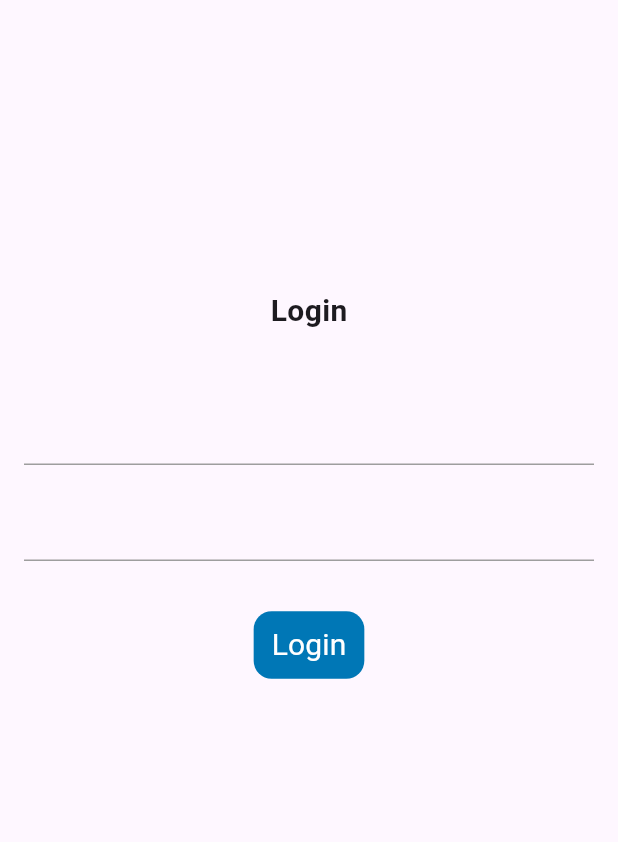
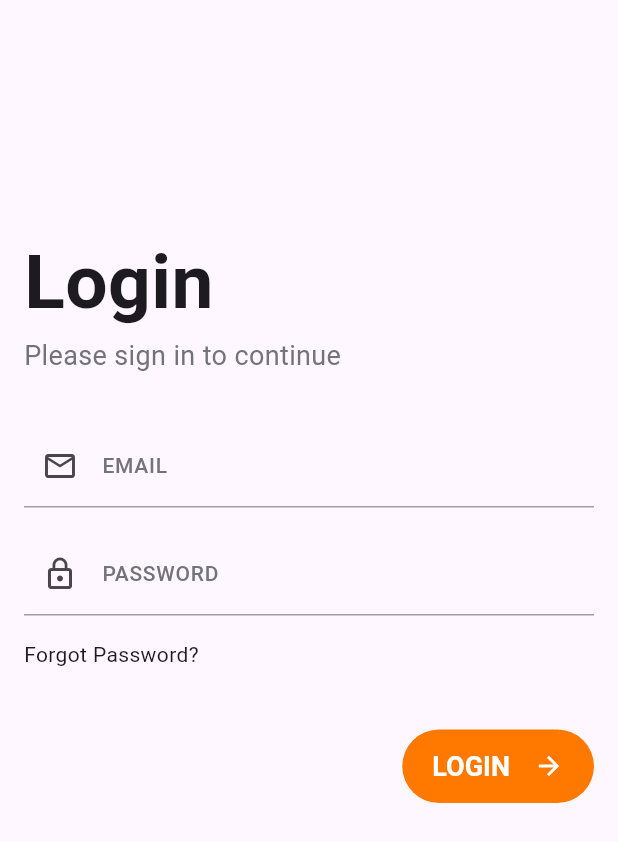
Before and after one commit to khaledgomah/task1, a Flutter app: the screen it shows after launch, on a phone screen of 412 x 824 dp. Shown: the top 842 px of the screen. Run offline on Flutter 3.47's test engine with Material 3 defaults, Android fonts, the phone set to English and light mode, and no system bars.

Commit message:
feat: redesign login screen with updated styles and routing to home screen

```diff
--- /dev/null
+++ b/lib/presentation/home/home_screen.dart
@@ -0,0 +1,17 @@
+import 'package:flutter/material.dart';
+
+class HomeScreen extends StatelessWidget {
+  const HomeScreen({super.key});
+
+  @override
+  Widget build(BuildContext context) {
+    return Scaffold(
+      appBar: AppBar(
+        title: Text('Home Screen'),
+      ),
+      body: Center(
+        child: Text('Welcome to the Home Screen!'),
+      ),
+    );
+  }
+}
--- a/lib/presentation/login/login_screen.dart
+++ b/lib/presentation/login/login_screen.dart
@@ -1,5 +1,7 @@
 import 'package:flutter/material.dart';
+import 'package:task1/presentation/resources/color_manager.dart';
 import 'package:task1/presentation/resources/font_style_manager.dart';
+import 'package:task1/presentation/resources/routs_manager.dart';
 import 'package:task1/presentation/resources/values_manager.dart';
 
 class LoginScreen extends StatefulWidget {
@@ -13,39 +15,75 @@ class _LoginScreenState extends State<LoginScreen> {
   @override
   Widget build(BuildContext context) {
     return Scaffold(
-      body: Center(
-          child: Padding(
+      body: Padding(
         padding: const EdgeInsets.all(AppPadding.p16),
         child: Column(
+          mainAxisAlignment: MainAxisAlignment.center,
+          crossAxisAlignment: CrossAxisAlignment.start,
           children: [
             Spacer(),
             Text(
               'Login',
-              style: FontStyleManager.textStyle20Bold,
+              style: FontStyleManager.textStyle50Bold,
+            ),
+            Text(
+              'Please sign in to continue',
+              style: FontStyleManager.textStyle18Regular,
             ),
             SizedBox(
               height: AppSize.s32,
             ),
-            TextField(),
+            TextFormField(
+              decoration: InputDecoration(
+                  hintText: 'EMAIL', prefixIcon: Icon(Icons.email_outlined)),
+            ),
             SizedBox(
-              height: AppSize.s8,
+              height: AppSize.s16,
             ),
-            TextField(),
+            TextFormField(
+              decoration: InputDecoration(
+                  hintText: 'PASSWORD', prefixIcon: Icon(Icons.lock_outline)),
+            ),
             SizedBox(
-              height: AppSize.s32,
+              height: AppSize.s16,
             ),
-            TextButton(
-                onPressed: () {},
-                child: Text(
-                  'Login',
-                  style: FontStyleManager.textStyle20Regular,
-                )),
+            Text(
+              'Forgot Password?',
+              style: FontStyleManager.textStyle14Regular,
+            ),
+            SizedBox(
+              height: AppSize.s40,
+            ),
+            Row(
+              mainAxisAlignment: MainAxisAlignment.end,
+              children: [
+                TextButton(
+                    onPressed: () {
+                      Navigator.pushNamed(context, Routs.home);
+                    },
+                    child: Row(
+                      children: [
+                        Text(
+                          'LOGIN',
+                        ),
+                        SizedBox(
+                          width: AppSize.s16,
+                        ),
+                        Icon(
+                          Icons.arrow_forward,
+                          color: ColorManager.white,
+                          size: AppSize.s20,
+                        )
+                      ],
+                    )),
+              ],
+            ),
             Spacer(
               flex: 2,
             ),
           ],
         ),
-      )),
+      ),
     );
   }
 }
--- a/lib/presentation/resources/color_manager.dart
+++ b/lib/presentation/resources/color_manager.dart
@@ -3,9 +3,9 @@ import 'package:flutter/material.dart';
 class ColorManager {
   static const Color black = Color(0xff000000);
   static const Color white = Color(0xffffffff);
-  static const Color primary = Color(0xff0077b6);
-  static const Color darkPrimary = Color(0xff03045e);
-  static const Color lightPrimary = Color(0xff00b4d8);
+  static const Color primary = Color(0xffff7900);
+  static const Color darkPrimary = Color(0xffff6d00);
+  static const Color lightPrimary = Color(0xffff9e00);
   static const Color darkGrey = Color(0xff525252);
   static const Color grey = Color(0xff737477);
   static const Color lightGrey = Color(0xff9E9E9E);
--- a/lib/presentation/resources/font_style_manager.dart
+++ b/lib/presentation/resources/font_style_manager.dart
@@ -24,20 +24,14 @@ class FontStyleManager {
     fontSize: 18,
     fontWeight: FontWeightManager.bold,
   );
-  static TextStyle textStyle16Bold =
-      const TextStyle(fontSize: 16, fontWeight: FontWeightManager.bold);
-  static TextStyle textStyle18Medium = TextStyle(
-      fontSize: 18, fontWeight: FontWeightManager.medium, color: Colors.white);
-  static TextStyle textStyle18SemiBold = const TextStyle(
+  static TextStyle textStyle18Regular = const TextStyle(
     fontSize: 18,
-    fontWeight: FontWeightManager.semiBold,
-  );
-  static TextStyle textStyle20Regular = const TextStyle(
-    fontSize: 20,
+    color: ColorManager.grey,
     fontWeight: FontWeightManager.regular,
   );
-  static TextStyle textStyle30Regular = const TextStyle(
-    fontSize: 30,
-    fontWeight: FontWeightManager.regular,
+
+  static TextStyle textStyle50Bold = const TextStyle(
+    fontSize: 50,
+    fontWeight: FontWeightManager.bold,
   );
 }
--- a/lib/presentation/resources/routs_manager.dart
+++ b/lib/presentation/resources/routs_manager.dart
@@ -1,15 +1,19 @@
 import 'package:flutter/material.dart';
+import 'package:task1/presentation/home/home_screen.dart';
 import 'package:task1/presentation/login/login_screen.dart';
 import 'package:task1/presentation/resources/font_style_manager.dart';
 
 class Routs{
    static const String login = '/login';
+   static const String home = '/home_screen';
 }
 
 Route generateRouts(RouteSettings settings){
   switch(settings.name){
     case Routs.login:
       return MaterialPageRoute(builder: (context) => LoginScreen());
+      case Routs.home:
+      return MaterialPageRoute(builder: (context) => HomeScreen());
     default:
       return MaterialPageRoute(builder: (context) => ErrorScreen());
   }
--- a/lib/presentation/resources/theme_manager.dart
+++ b/lib/presentation/resources/theme_manager.dart
@@ -16,16 +16,18 @@ ThemeData getDataTheme() {
     //textButtonTheme
     textButtonTheme: TextButtonThemeData(
       style: TextButton.styleFrom(
+        padding: EdgeInsets.symmetric(
+            horizontal: AppPadding.p20, vertical: AppPadding.p14),
+        textStyle: FontStyleManager.textStyle18Bold,
         foregroundColor: ColorManager.white,
         backgroundColor: ColorManager.primary,
-        shape: RoundedRectangleBorder(
-          borderRadius: BorderRadius.circular(AppSize.s12),
-        ),
+        shape: StadiumBorder(),
       ),
     ),
 
     //inputDecorationTheme
     inputDecorationTheme: InputDecorationTheme(
+      labelStyle: FontStyleManager.textStyle14Medium,
       contentPadding: EdgeInsets.all(AppPadding.p16),
       hintStyle: FontStyleManager.textStyle14Medium,
       focusedBorder: DecoratedInputBorder(
--- a/lib/presentation/resources/values_manager.dart
+++ b/lib/presentation/resources/values_manager.dart
@@ -29,4 +29,5 @@ class AppSize {
   static const double s18 = 18.0;
   static const double s20 = 20.0;
   static const double s32 = 32.0;
+  static const double s40 = 40.0;
 }
```
